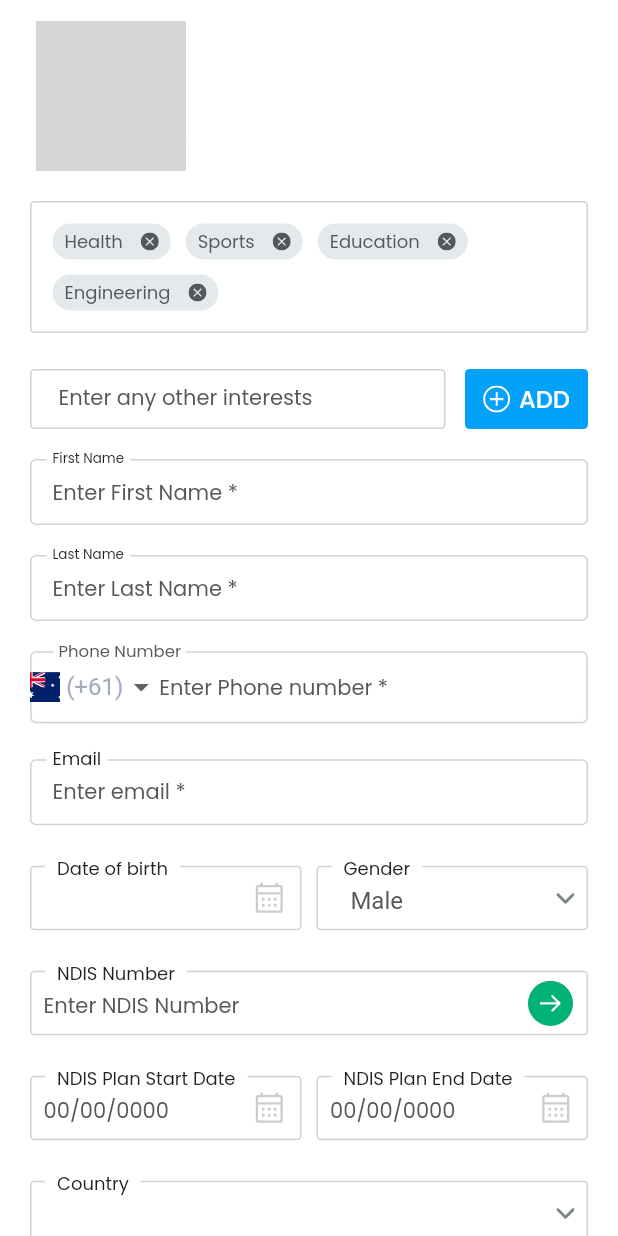
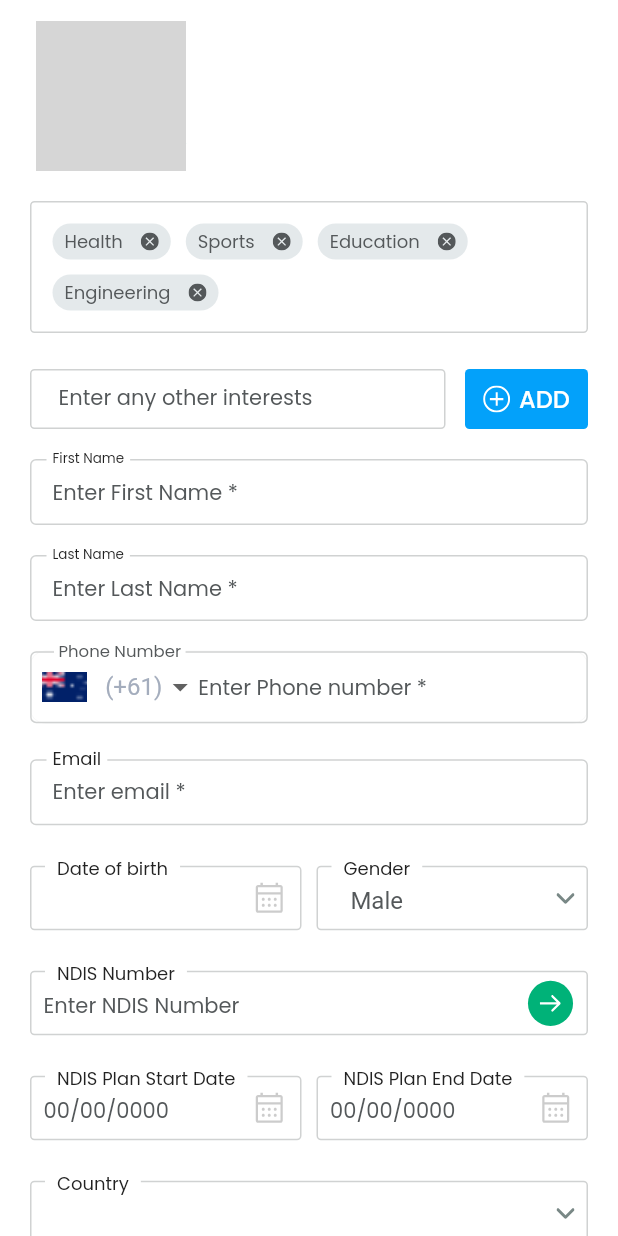
Before and after one commit to GigLabz-Pvt-Ltd/Giglabz-MCT, a Flutter app: the ProfileSettingWidget widget shown alone on an empty page, opened directly with empty values, on a phone screen of 412 x 824 dp. Run offline on Flutter 3.47's test engine with Material 2 defaults, Android fonts, the phone set to English and light mode, and no system bars; our stand-ins replace carousel_slider, flutter_rating_bar, flutter_svg, flutter_switch, google_fonts, shared_preferences; missing offline and left inert: easy_pie_chart; accounts and stored records are empty; network calls fail; statements that could not run were skipped; grey boxes are pictures that could not be loaded.

```diff
--- a/lib/widgets/profile_setting_widget.dart
+++ b/lib/widgets/profile_setting_widget.dart
@@ -454,11 +454,15 @@ class _ProfileSettingWidgetState extends State<ProfileSettingWidget> {
                                 return DropdownMenuItem<FlagsAndCode>(
                                   value: dropDownString,
                                   child: Row(children: [
-                                    SvgPicture.asset(
-                                      "lib/resources/images/${dropDownString.svg!}.svg",
-                                      width: 20,
+                                    Padding(
+                                      padding:
+                                          EdgeInsets.symmetric(horizontal: 8),
+                                      child: Image.asset(
+                                        "lib/resources/images/${dropDownString.svg!}.png",
+                                        width: 30,
                                         height: 20,
                                         fit: BoxFit.cover,
+                                      ),
                                     ),
                                     Padding(
                                       padding: const EdgeInsets.only(left: 4),
@@ -686,12 +690,13 @@ class _ProfileSettingWidgetState extends State<ProfileSettingWidget> {
                       ),
                     ]),
                   ),
+                  if (selectedCountry != "Select Country")
                     Container(
                       height: 70,
                       child: Stack(children: [
-                      const CalendarOrDropDown(
+                        CalendarOrDropDown(
                             label: "State",
-                          hint: "",
+                            hint: selectedState == null ? "Select State" : "",
                             suffixIcon: "dropdownArrow"),
                         Container(
                           height: 70,
@@ -717,8 +722,8 @@ class _ProfileSettingWidgetState extends State<ProfileSettingWidget> {
                                     child: Text(
                                       dropDownString,
                                       textAlign: TextAlign.center,
-                                    style:
-                                        const TextStyle(color: secondaryColor),
+                                      style: const TextStyle(
+                                          color: secondaryColor),
                                     ),
                                   ),
                                 );
@@ -728,12 +733,14 @@ class _ProfileSettingWidgetState extends State<ProfileSettingWidget> {
                         ),
                       ]),
                     ),
+                  if (selectedCountry != "Select Country" &&
+                      selectedState != null)
                     Container(
                       height: 70,
                       child: Stack(children: [
-                      const CalendarOrDropDown(
+                        CalendarOrDropDown(
                             label: "Area / Sub urban",
-                          hint: "",
+                            hint: selectedArea == null ? "Select Area" : "",
                             suffixIcon: "dropdownArrow"),
                         Container(
                           height: 70,
@@ -758,8 +765,8 @@ class _ProfileSettingWidgetState extends State<ProfileSettingWidget> {
                                     child: Text(
                                       dropDownString,
                                       textAlign: TextAlign.center,
-                                    style:
-                                        const TextStyle(color: secondaryColor),
+                                      style: const TextStyle(
+                                          color: secondaryColor),
                                     ),
                                   ),
                                 );
@@ -769,6 +776,9 @@ class _ProfileSettingWidgetState extends State<ProfileSettingWidget> {
                         ),
                       ]),
                     ),
+                  if (selectedCountry != "Select Country" &&
+                      selectedState != null &&
+                      selectedArea != null)
                     Container(
                       height: 44,
                       margin: const EdgeInsets.only(top: 24),
@@ -804,7 +814,8 @@ class _ProfileSettingWidgetState extends State<ProfileSettingWidget> {
                               color: outlineGrey,
                             ),
                           ),
-                        contentPadding: const EdgeInsets.fromLTRB(15, 0, 0, 0),
+                          contentPadding:
+                              const EdgeInsets.fromLTRB(15, 0, 0, 0),
                           floatingLabelBehavior: FloatingLabelBehavior.always,
                           enabledBorder: const OutlineInputBorder(
                             borderSide: BorderSide(
```
Also changed, not shown: lib/resources/images/au.png (added), lib/resources/images/au.svg (deleted), lib/resources/images/ca.png (added), lib/resources/images/ca.svg (deleted), lib/resources/images/gb.png (added), lib/resources/images/gb.svg (deleted), lib/resources/images/in.png (added), lib/resources/images/in.svg (deleted), lib/resources/images/us.png (added), lib/resources/images/us.svg (deleted). Lines whose indentation alone changed are shown as unchanged.
